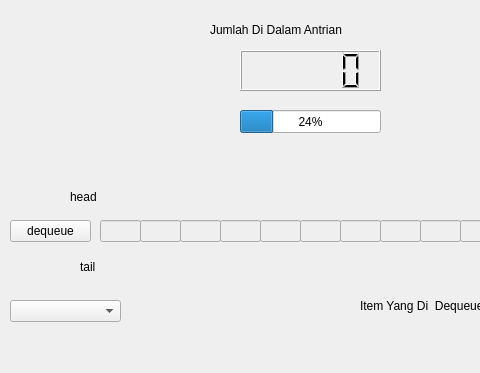
Before: the Qt Designer form queuewindow.ui in selesdepselesnul/dss, drawn with Qt 5; both pictures show x 0 to 480 and y 0 to 373 of the 695 by 373 pixel window.
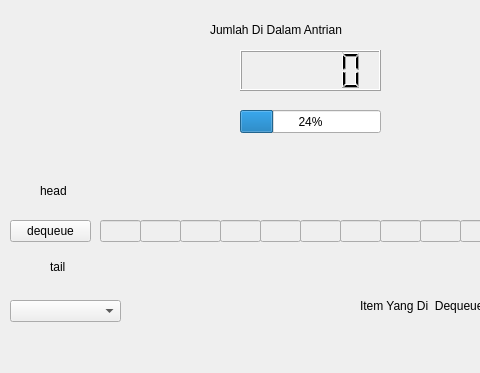
After: the same form once the commit is applied. Icons and pictures are not drawn.

Diff of the .ui file:
```diff
--- a/queuewindow.ui
+++ b/queuewindow.ui
@@ -215,12 +215,15 @@
   <widget class="QLabel" name="headLabel">
    <property name="geometry">
     <rect>
-     <x>70</x>
-     <y>190</y>
-     <width>59</width>
-     <height>14</height>
+     <x>40</x>
+     <y>170</y>
+     <width>81</width>
+     <height>41</height>
     </rect>
    </property>
+   <property name="styleSheet">
+    <string notr="true">image: url(:/down.png);</string>
+   </property>
    <property name="text">
     <string>head</string>
    </property>
@@ -228,12 +231,15 @@
   <widget class="QLabel" name="tailLabel">
    <property name="geometry">
     <rect>
-     <x>80</x>
+     <x>50</x>
      <y>260</y>
      <width>59</width>
      <height>14</height>
     </rect>
    </property>
+   <property name="styleSheet">
+    <string notr="true">image: url(:/up.png);</string>
+   </property>
    <property name="text">
     <string>tail</string>
    </property>
```
